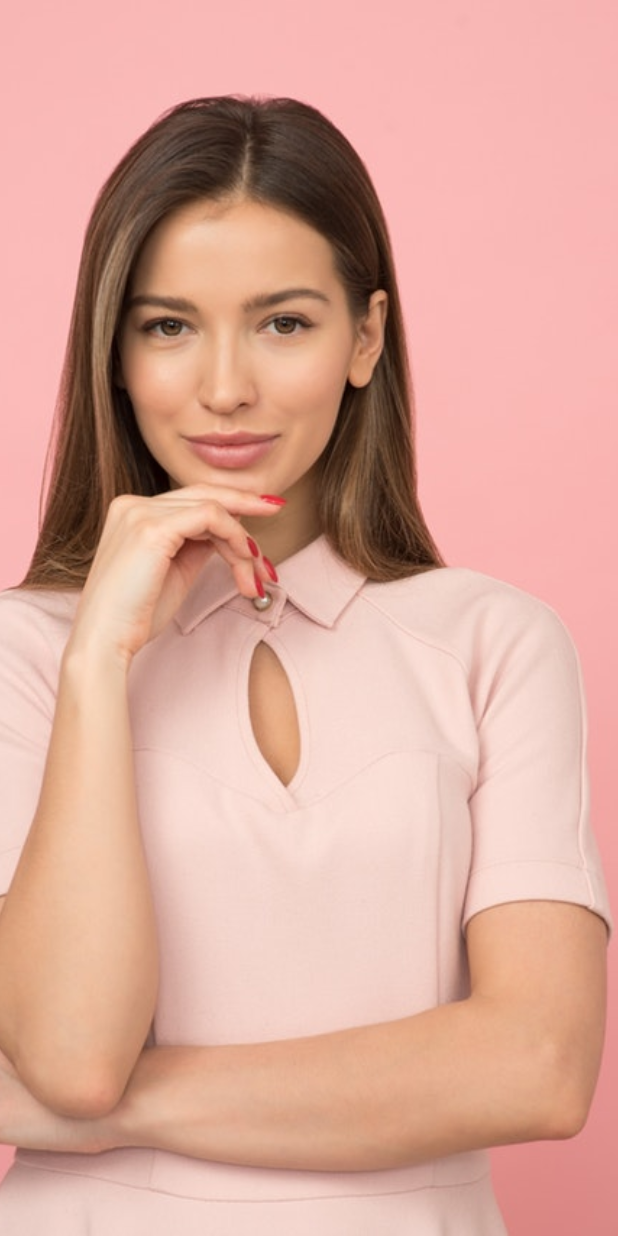
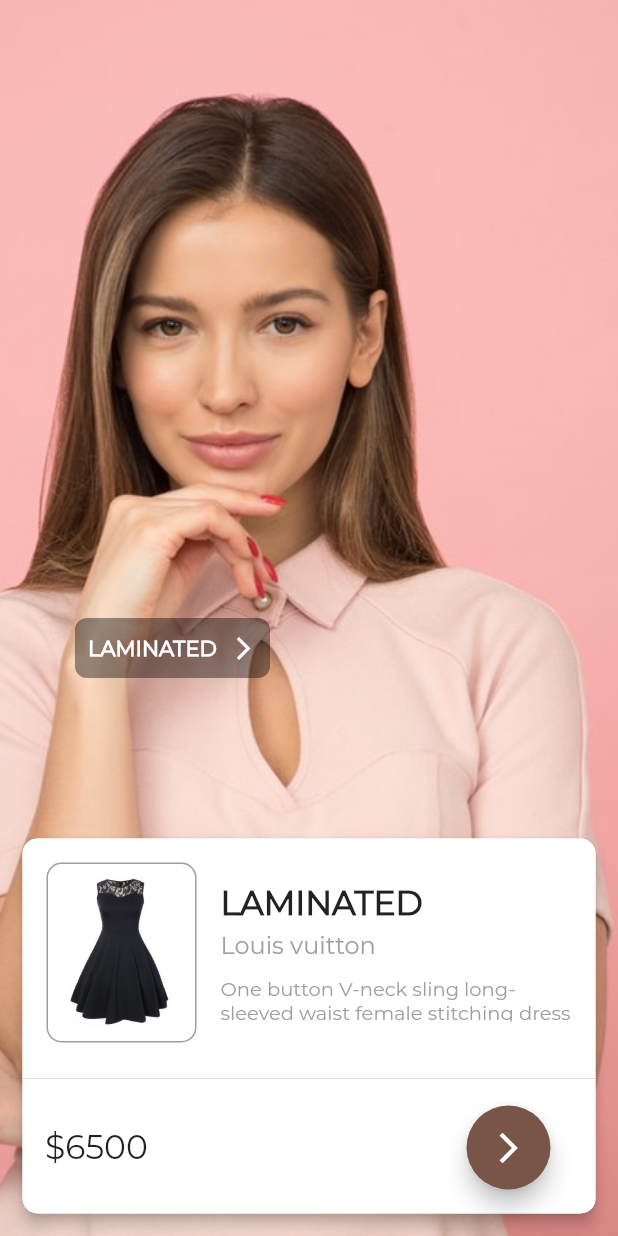
Before and after one commit to ferhatiltas/FashionApp, a Flutter app: the Detail screen opened directly, on a phone screen of 412 x 824 dp. Run offline on Flutter 3.47's test engine with Material 2 defaults, Android fonts, the phone set to English and light mode, and no system bars.

Commit message:
Update detail.dart

```diff
--- a/lib/detail.dart
+++ b/lib/detail.dart
@@ -16,7 +16,9 @@ class _DetailState extends State<Detail> {
   @override
   Widget build(BuildContext context) {
     return Scaffold(
-      body: Hero( // main.dart kısmında da tıklanan öğeyi Hero içine alırsak resimi açtıktan sonra geri gelirse resim güzel bir efekt ile yerine oturu tag: lar aynı olmalı
+      body: Stack(
+     children: [
+       Hero( // main.dart kısmında da tıklanan öğeyi Hero içine alırsak resimi açtıktan sonra geri gelirse resim güzel bir efekt ile yerine oturu tag: lar aynı olmalı
          tag: widget.imgPath,
          child: Container(
            width: MediaQuery.of(context).size.width,
@@ -26,6 +28,132 @@ class _DetailState extends State<Detail> {
            ),
          ),
        ),
+
+       Positioned(
+         left: 15,
+         right: 15,
+         bottom: 15,
+         child: Material(
+           borderRadius: BorderRadius.circular(10),
+           elevation: 4,
+           child: Container(
+             height: 250,
+             width: MediaQuery.of(context).size.width - 30,
+             decoration: BoxDecoration(
+               color: Colors.white,
+               borderRadius: BorderRadius.circular(10),
+             ),
+             child: Column(
+               children: <Widget>[
+                 Row(
+                   children: <Widget>[
+                     Padding(
+                       padding: const EdgeInsets.all(16.0),
+                       child: Container(
+                         height: 120,
+                         width: 100,
+                         decoration: BoxDecoration(
+                             borderRadius: BorderRadius.circular(10),
+                             border: Border.all(
+                               color: Colors.grey,
+                             ),
+                             image: DecorationImage(
+                                 image: AssetImage(
+                                   'assets/dress.jpg',
+                                 ),
+                                 fit: BoxFit.contain)),
+                       ),
+                     ),
+                     Column(
+                       crossAxisAlignment: CrossAxisAlignment.start,
+                       children: <Widget>[
+                         Text(
+                           "LAMINATED",
+                           style: TextStyle(
+                               fontSize: 22,
+                               fontFamily: 'Montserrat',
+                               fontWeight: FontWeight.bold),
+                         ),
+                         SizedBox(
+                           height: 5,
+                         ),
+                         Text(
+                           "Louis vuitton",
+                           style: TextStyle(
+                               fontSize: 16,
+                               fontFamily: 'Montserrat',
+                               color: Colors.grey),
+                         ),
+                         SizedBox(
+                           height: 10,
+                         ),
+                         Container(
+                           height: 30,
+                           width: MediaQuery.of(context).size.width - 170,
+                           child: Text(
+                             "One button V-neck sling long-sleeved waist female stitching dress",
+                             style: TextStyle(
+                                 fontSize: 13,
+                                 fontFamily: 'Montserrat',
+                                 color: Colors.grey),
+                           ),
+                         ),
+                       ],
+                     ),
+                   ],
+                 ),
+                 Divider(),
+                 Padding(
+                   padding:
+                   const EdgeInsets.only(left: 15, top: 10, bottom: 2),
+                   child: Row(
+                     mainAxisAlignment: MainAxisAlignment.spaceBetween,
+                     children: <Widget>[
+                       Text(
+                         '\$6500',
+                         style: TextStyle(
+                             fontFamily: 'Montserrat', fontSize: 22),
+                       ),
+                       Container(
+                         margin: EdgeInsets.only(right: 30),
+                         child: FloatingActionButton(
+                           onPressed: () {},
+                           child:
+                           Center(child: Icon(Icons.arrow_forward_ios)),
+                           backgroundColor: Colors.brown,
+                         ),
+                       ),
+                     ],
+                   ),
+                 )
+               ],
+             ),
+           ),
+         ),
+       ),
+
+       Positioned(
+         top: MediaQuery.of(context).size.height/2,
+         left: 50,
+         child: Container(
+           height: 40,
+           width: 130,
+           decoration: BoxDecoration(
+             color: Colors.black.withOpacity(0.4),
+             borderRadius: BorderRadius.circular(8),
+           ),
+           child: Row(
+             mainAxisAlignment: MainAxisAlignment.spaceEvenly,
+             children: <Widget>[
+               Center(child: Text("LAMINATED",style: TextStyle(fontFamily: 'Montserrat', color: Colors.white,fontWeight: FontWeight.bold),)),
+               Icon(Icons.arrow_forward_ios,color: Colors.white, size: 18,)
+             ],
+           ),
+         ),
+
+       )
+     ],
+      ),
     );
   }
 }
```
Lines whose indentation alone changed are shown as unchanged.
